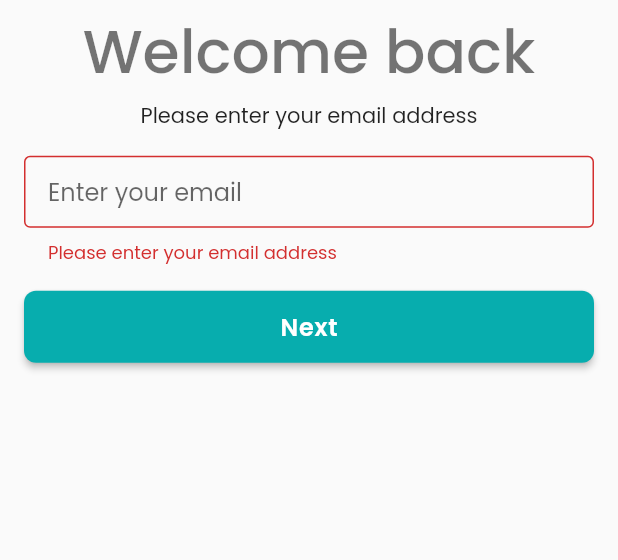
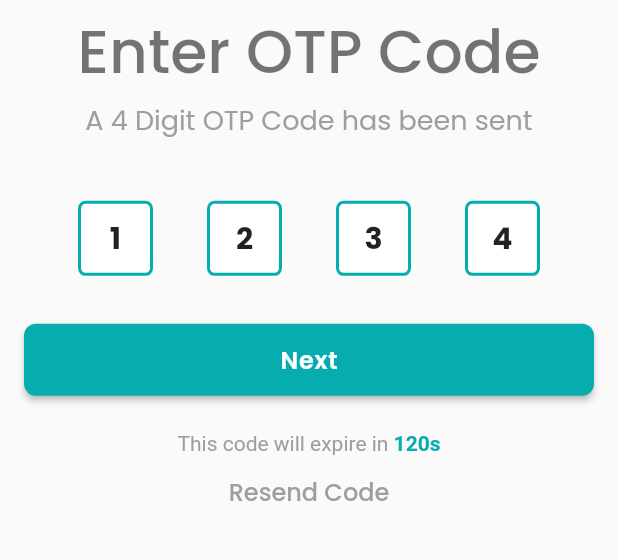
Before and after one commit to musfique113/CraftyBay, a Flutter app: the screen it shows after launch, after a tap on "Next", on a phone screen of 412 x 824 dp, the part 407-967 px from its top. Run offline on Flutter 3.47's test engine with Material 2 defaults, Android fonts, the phone set to English and light mode, and no system bars; drawn by our look-alikes of pin_code_fields; our stand-ins replace flutter_svg, get.

Commit message:
added the OTP varification screen

```diff
--- /dev/null
+++ b/lib/presentation/ui/screens/auth_screens/complete_profile_screen.dart
@@ -0,0 +1,15 @@
+import 'package:flutter/material.dart';
+
+class CompleteProfileScreen extends StatefulWidget {
+  const CompleteProfileScreen({super.key});
+
+  @override
+  State<CompleteProfileScreen> createState() => _CompleteProfileScreenState();
+}
+
+class _CompleteProfileScreenState extends State<CompleteProfileScreen> {
+  @override
+  Widget build(BuildContext context) {
+    return const Placeholder();
+  }
+}
--- a/lib/presentation/ui/screens/auth_screens/email_verification_screem.dart
+++ b/lib/presentation/ui/screens/auth_screens/email_verification_screem.dart
@@ -1,8 +1,10 @@
+import 'package:CraftyBay/presentation/ui/screens/auth_screens/otp_verification_screen.dart';
 import 'package:CraftyBay/presentation/utilities/const_string.dart';
 import 'package:CraftyBay/presentation/utilities/form_validator.dart';
 import 'package:CraftyBay/presentation/utilities/resources_path.dart';
 import 'package:flutter/material.dart';
 import 'package:flutter_svg/flutter_svg.dart';
+import 'package:get/get.dart';
 
 class EmailVerificationScreen extends StatefulWidget {
   const EmailVerificationScreen({super.key});
@@ -14,7 +16,9 @@ class EmailVerificationScreen extends StatefulWidget {
 
 class _EmailVerificationScreenState extends State<EmailVerificationScreen> {
   final GlobalKey<FormState> _formKey = GlobalKey<FormState>();
-  final TextEditingController _emailTEController = TextEditingController();
+  //todo: remove the text from controller
+  final TextEditingController _emailTEController = TextEditingController(text: "test@gmail.com");
+
   @override
   Widget build(BuildContext context) {
     return Scaffold(
@@ -48,12 +52,15 @@ class _EmailVerificationScreenState extends State<EmailVerificationScreen> {
                   const SizedBox(
                     height: 2,
                   ),
-                  const Text(ConstString.enterYourEmail),
+                  const Text(
+                    ConstString.enterYourEmail,
+                    style: TextStyle(color: Colors.grey, fontSize: 18),
+                  ),
                   const SizedBox(
                     height: 16,
                   ),
                   TextFormField(
-                    decoration: InputDecoration(
+                    decoration: const InputDecoration(
                       hintText: "Enter your email",
                     ),
                     validator: FormValidator.validateEmail,
@@ -64,10 +71,11 @@ class _EmailVerificationScreenState extends State<EmailVerificationScreen> {
                   ),
                   SizedBox(
                       width: double.infinity,
-                      child:
-                          ElevatedButton(onPressed: () {
+                      child: ElevatedButton(
+                          onPressed: () {
                             _submitForm();
-                          }, child: const Text("Next")))
+                          },
+                          child: const Text("Next")))
                 ],
               ),
             ),
@@ -81,6 +89,8 @@ class _EmailVerificationScreenState extends State<EmailVerificationScreen> {
     if (_formKey.currentState!.validate()) {
       final email = _emailTEController.text;
       print('Email submitted: $email');
+      Get.to(const OTPlVerificationScreen());
+      //Get.offAll(const OTPlVerificationScreen());
     }
   }
 }
--- /dev/null
+++ b/lib/presentation/ui/screens/auth_screens/otp_verification_screen.dart
@@ -0,0 +1,146 @@
+import 'package:CraftyBay/presentation/ui/screens/auth_screens/complete_profile_screen.dart';
+import 'package:CraftyBay/presentation/utilities/app_colors.dart';
+import 'package:CraftyBay/presentation/utilities/const_string.dart';
+import 'package:CraftyBay/presentation/utilities/form_validator.dart';
+import 'package:CraftyBay/presentation/utilities/resources_path.dart';
+import 'package:flutter/material.dart';
+import 'package:flutter_svg/flutter_svg.dart';
+import 'package:get/get.dart';
+import 'package:pin_code_fields/pin_code_fields.dart';
+
+class OTPlVerificationScreen extends StatefulWidget {
+  const OTPlVerificationScreen({super.key});
+
+  @override
+  State<OTPlVerificationScreen> createState() => _OTPlVerificationScreenState();
+}
+
+class _OTPlVerificationScreenState extends State<OTPlVerificationScreen> {
+  final GlobalKey<FormState> _formKey = GlobalKey<FormState>();
+  final TextEditingController _otpTEController = TextEditingController(text: "1234");
+
+  @override
+  Widget build(BuildContext context) {
+    return Scaffold(
+      body: SingleChildScrollView(
+        child: SafeArea(
+          child: Padding(
+            padding: const EdgeInsets.all(16.0),
+            child: Column(
+              children: [
+                const SizedBox(
+                  height: 150,
+                ),
+                Center(
+                  child: SvgPicture.asset(
+                    ImageAssets.craftyBayLogoSVG,
+                    width: 100,
+                  ),
+                ),
+                const SizedBox(
+                  height: 5,
+                ),
+                Text(
+                  ConstString.enterOTP,
+                  style: Theme.of(context)
+                      .textTheme
+                      .headlineLarge
+                      ?.copyWith(fontWeight: FontWeight.w500),
+                ),
+                const SizedBox(
+                  height: 2,
+                ),
+                const Text(
+                  ConstString.otpSent,
+                  style: TextStyle(color: Colors.grey, fontSize: 18),
+                ),
+                const SizedBox(
+                  height: 16,
+                ),
+                const SizedBox(
+                  height: 24,
+                ),
+                Form(
+                  key: _formKey,
+                  child: PinCodeTextField(
+                    length: 4,
+                    validator: FormValidator.validateOTP,
+                    obscureText: false,
+                    controller: _otpTEController,
+                    animationType: AnimationType.fade,
+                    mainAxisAlignment: MainAxisAlignment.spaceEvenly,
+                    keyboardType: TextInputType.number,
+                    pinTheme: PinTheme(
+                      shape: PinCodeFieldShape.box,
+                      borderRadius: BorderRadius.circular(5),
+                      fieldHeight: 50,
+                      fieldWidth: 50,
+                      activeFillColor: Colors.white,
+                      inactiveFillColor: Colors.white,
+                      selectedFillColor: Colors.white,
+                      activeColor: AppColors.primaryColor,
+                      inactiveColor: AppColors.primaryColor,
+                      selectedColor: Colors.green,
+                    ),
+                    animationDuration: const Duration(milliseconds: 300),
+                    enableActiveFill: true,
+                    onCompleted: (v) {},
+                    onChanged: (value) {},
+                    beforeTextPaste: (text) {
+                      return true;
+                    },
+                    appContext: context,
+                  ),
+                ),
+                const SizedBox(
+                  height: 16,
+                ),
+                SizedBox(
+                  width: double.infinity,
+                  child: ElevatedButton(
+                    onPressed: () {
+                      _submitForm();
+                    },
+                    child: const Text('Next'),
+                  ),
+                ),
+                const SizedBox(
+                  height: 24,
+                ),
+                RichText(
+                  text: const TextSpan(
+                    style: TextStyle(color: Colors.grey),
+                    children: [
+                      TextSpan(text: 'This code will expire in '),
+                      TextSpan(
+                        text: '120s',
+                        style: TextStyle(
+                          color: AppColors.primaryColor,
+                          fontWeight: FontWeight.bold,
+                        ),
+                      ),
+                    ],
+                  ),
+                ),
+                TextButton(
+                  onPressed: () {},
+                  style: TextButton.styleFrom(foregroundColor: Colors.grey),
+                  child: const Text('Resend Code',style: TextStyle(fontSize: 16),),
+                ),
+              ],
+            ),
+          ),
+        ),
+      ),
+    );
+  }
+
+  void _submitForm() {
+    if (_formKey.currentState!.validate()) {
+      final otp = _otpTEController.text;
+      print('OTP submitted: $otp');
+      //Get.offAll(const CompleteProfileScreen());
+      Get.to(const CompleteProfileScreen());
+    }
+  }
+}
--- a/lib/presentation/utilities/const_string.dart
+++ b/lib/presentation/utilities/const_string.dart
@@ -2,4 +2,6 @@ class ConstString{
   static const String appVersion = 'v1.0.0 alpha';
   static const String welcomeBack = 'Welcome back';
   static const String enterYourEmail = 'Please enter your email address';
+  static const String enterOTP = 'Enter OTP Code';
+  static const String otpSent = 'A 4 Digit OTP Code has been sent';
 }
--- a/lib/presentation/utilities/form_validator.dart
+++ b/lib/presentation/utilities/form_validator.dart
@@ -1,6 +1,25 @@
 class FormValidator {
+  //OTP Validation
+  static String? validateOTP(String? value) {
+    if (value == null || value.isEmpty) {
+      return 'OTP is required';
+    }
+
+    if (value.length != 4) {
+      return 'OTP must be 4 characters long';
+    }
+
+    if (!RegExp(r'^[0-9]+$').hasMatch(value)) {
+      return 'OTP should contain only digits';
+    }
+
+    // You can add more validation rules as needed.
+
+    return null;
+  }
+
   //email validator
-  static String? validateEmail (String? value) {
+  static String? validateEmail(String? value) {
     if (value == null || value.isEmpty) {
       return 'Please enter your email address';
     }
@@ -30,7 +49,6 @@ class FormValidator {
     return null;
   }
 
-
 // Helper function to validate the domain.
   bool isValidDomain(String domain) {
     // Implement the domain validation logic here.
@@ -54,7 +72,6 @@ class FormValidator {
     // For simplicity, we'll assume no common email providers are used in this example.
     return false;
   }
-
 
   //name validator
   static String? validateName(String? value) {
@@ -105,7 +122,8 @@ class FormValidator {
     }
 
     // Uppercase and lowercase letters validation
-    if (!value.contains(RegExp(r'[a-z]')) || !value.contains(RegExp(r'[A-Z]'))) {
+    if (!value.contains(RegExp(r'[a-z]')) ||
+        !value.contains(RegExp(r'[A-Z]'))) {
       return 'Password must contain both uppercase and lowercase letters';
     }
 
@@ -136,7 +154,4 @@ class FormValidator {
     // You can add more specific password validation here if needed.
     return null;
   }
-
-
-
 }
--- a/pubspec.yaml
+++ b/pubspec.yaml
@@ -37,6 +37,7 @@ dependencies:
   cupertino_icons: ^1.0.2
   flutter_svg: ^2.0.7
   get:
+  pin_code_fields: ^8.0.1
 
 dev_dependencies:
   flutter_test:
```
Also changed, not shown: pubspec.lock.
